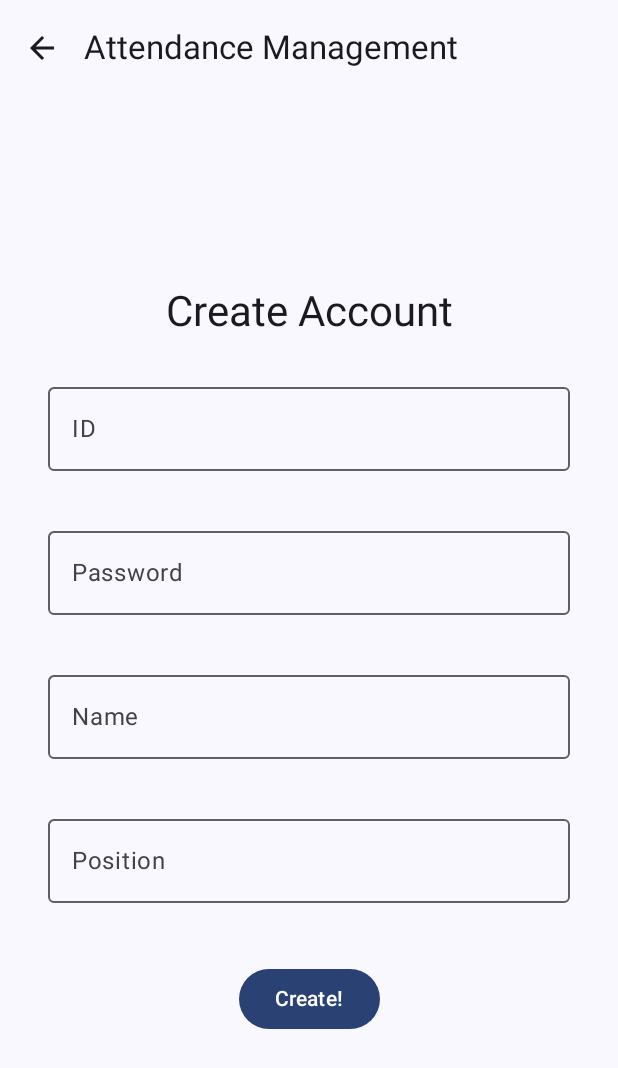
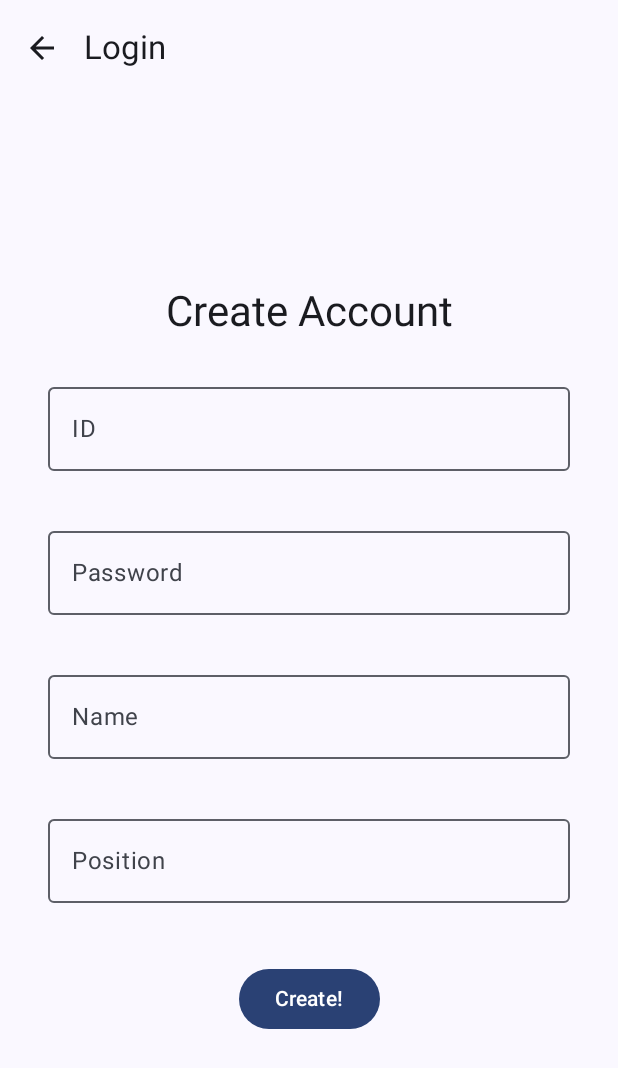
Before and after one commit to TeamRehabPro/RehabPro, an Android app built with Jetpack Compose: the AccountCreationScreen screen opened through its navigation route, on a phone screen of 412 x 824 dp. Shown: the top 1068 px of the screen. Run offline under Robolectric (Android 15) with nearby library versions, the phone set to English and light mode, and no system bars.

Commit message:
Auth Screens Updated

```diff
--- a/app/src/main/java/com/rehabilitationpro/screens/login/LoginMainScreen.kt
+++ b/app/src/main/java/com/rehabilitationpro/screens/login/LoginMainScreen.kt
@@ -2,6 +2,7 @@ package com.rehabilitationpro.screens.login
 
 import androidx.compose.foundation.layout.Arrangement
 import androidx.compose.foundation.layout.Column
+import androidx.compose.foundation.layout.Row
 import androidx.compose.foundation.layout.Spacer
 import androidx.compose.foundation.layout.fillMaxSize
 import androidx.compose.foundation.layout.fillMaxWidth
@@ -9,6 +10,7 @@ import androidx.compose.foundation.layout.height
 import androidx.compose.foundation.layout.padding
 import androidx.compose.foundation.text.KeyboardOptions
 import androidx.compose.material3.Button
+import androidx.compose.material3.ButtonDefaults
 import androidx.compose.material3.MaterialTheme
 import androidx.compose.material3.OutlinedTextField
 import androidx.compose.material3.Text
@@ -19,14 +21,18 @@ import androidx.compose.runtime.remember
 import androidx.compose.runtime.setValue
 import androidx.compose.ui.Alignment
 import androidx.compose.ui.Modifier
+import androidx.compose.ui.graphics.Color
 import androidx.compose.ui.text.input.KeyboardType
 import androidx.compose.ui.text.input.PasswordVisualTransformation
 import androidx.compose.ui.unit.dp
+import androidx.compose.ui.unit.sp
 import androidx.navigation.NavHostController
 import com.rehabilitationpro.Screen
+import com.rehabilitationpro.ui.theme.ColorPalette
 
 @Composable
 fun LoginScreen(navController: NavHostController) {
+    val colors = ColorPalette()
     Column(
         modifier = Modifier
             .fillMaxSize()
@@ -61,8 +67,13 @@ fun LoginScreen(navController: NavHostController) {
             visualTransformation = PasswordVisualTransformation(),
             keyboardOptions = KeyboardOptions(keyboardType = KeyboardType.Password)
         )
-        Spacer(modifier = Modifier.height(24.dp))
+        Spacer(modifier = Modifier.height(8.dp))
 
+        // Buttons in a Row
+        Row(
+            modifier = Modifier.fillMaxWidth(),
+            horizontalArrangement = Arrangement.Center
+        ) {
             // Login Button
             Button(
                 onClick = {
@@ -71,20 +82,27 @@ fun LoginScreen(navController: NavHostController) {
                         popUpTo(Screen.AuthScreen.Login.route) { inclusive = true }
                     }
                 },
+                colors = ButtonDefaults.buttonColors(
+                    containerColor = Color.Transparent
+                ),
                 modifier = Modifier.padding(8.dp)
             ) {
-            Text(text = "Login")
+                Text(text = "Login", color = colors.mySkyBlue, fontSize = 20.sp)
             }
 
             // Account Creation Button
             Button(
                 onClick = {
                     // Navigate to AccountCreationScreen
-                navController.navigate(Screen.AuthScreen.AccountCreation.route)
+                    navController.navigate(Screen.AuthScreen.SignUp.route)
                 },
+                colors = ButtonDefaults.buttonColors(
+                    containerColor = Color.Transparent
+                ),
                 modifier = Modifier.padding(8.dp)
             ) {
-            Text(text = "Create Account")
+                Text(text = "Sign Up", color = colors.mySkyBlue, fontSize = 20.sp)
             }
         }
     }
+}
--- a/app/src/main/java/com/rehabilitationpro/screens/signup/SignUpMainScreen.kt
+++ b/app/src/main/java/com/rehabilitationpro/screens/signup/SignUpMainScreen.kt
@@ -51,10 +51,10 @@ fun AccountCreationScreen(navController: NavHostController) {
     Scaffold(
         topBar = {
             TopAppBar(
-                title = { Text("Attendance Management") },
+                title = { Text("Login") },
                 navigationIcon = {
                     IconButton(onClick = {
-                        navController.navigate(Screen.MainMenu.route)
+                        navController.navigate(Screen.AuthScreen.Login.route)
                     }) {
                         Icon(Icons.AutoMirrored.Filled.ArrowBack, contentDescription = "Back")
                     }
@@ -127,7 +127,7 @@ fun AccountCreationScreen(navController: NavHostController) {
 
                     // Proceed with account creation logic
                     navController.navigate(Screen.AuthScreen.Login.route) {
-                        popUpTo(Screen.AuthScreen.AccountCreation.route) { inclusive = true }
+                        popUpTo(Screen.AuthScreen.SignUp.route) { inclusive = true }
                     }
                 }
             },
```
Lines whose indentation alone changed are shown as unchanged.
